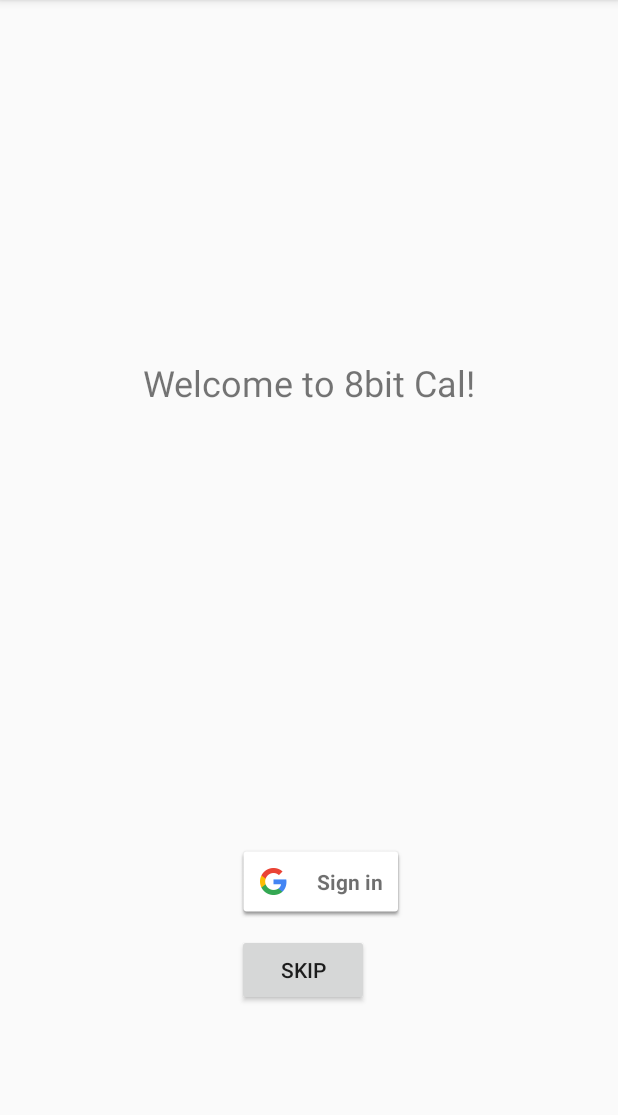
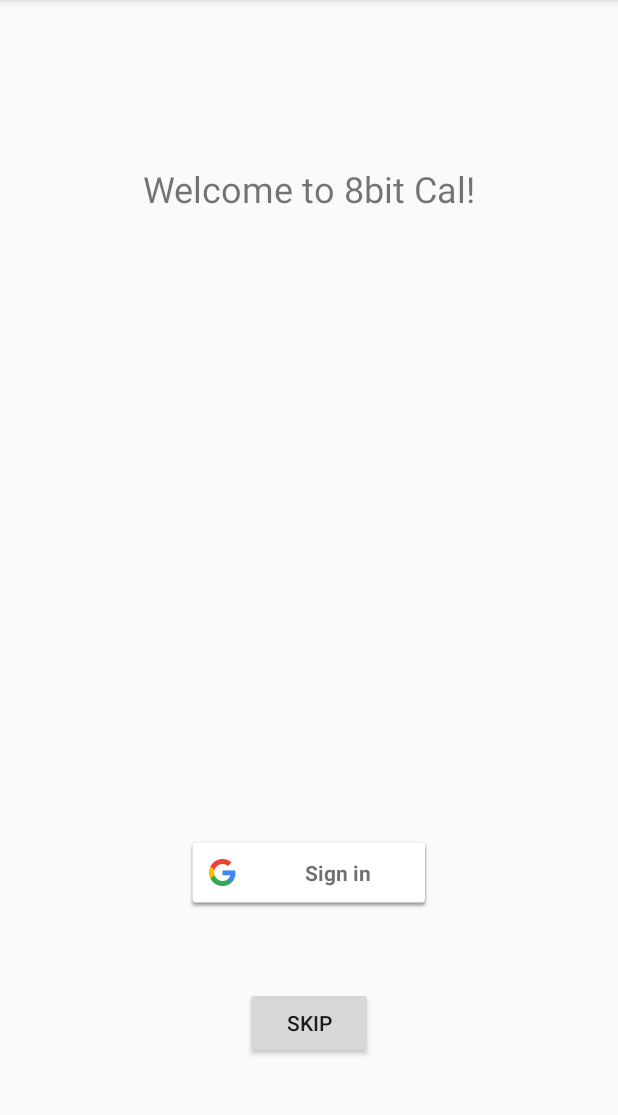
Before and after one commit to jkuan1/Dubhacks-2019, an Android app: the screen it shows after launch (LoginActivity), on a phone screen of 412 x 824 dp, the part 84-1199 px from its top. Run offline under Robolectric (Android 15) with nearby library versions, the light colour scheme and no system bars.

Commit message:
9:47 am Goal Screen Modified for Individual Goal. Added Confirm button also centered the Sign in button

```diff
--- a/app/src/main/AndroidManifest.xml
+++ b/app/src/main/AndroidManifest.xml
@@ -46,7 +46,7 @@
 
 /*        <activity
             android:name=".AddGoalActivity"
-            android:label="GoalScreen" />
+            android:label="Goals" />
 */
         <activity
             android:name=".SettingsActivity"
--- a/app/src/main/res/layout/login_screen.xml
+++ b/app/src/main/res/layout/login_screen.xml
@@ -9,8 +9,8 @@
         android:id="@+id/welcome_message"
         android:layout_width="match_parent"
         android:layout_height="34dp"
-        android:layout_alignParentBottom="true"
-        android:layout_marginBottom="495dp"
+        android:layout_alignParentTop="true"
+        android:layout_marginTop="109dp"
         android:text="Welcome to 8bit Cal!"
         android:textAlignment="center"
         android:textSize="24sp" />
@@ -19,19 +19,23 @@
         android:id="@+id/skip_button"
         android:layout_width="wrap_content"
         android:layout_height="wrap_content"
+        android:layout_alignParentStart="true"
         android:layout_alignParentEnd="true"
         android:layout_alignParentBottom="true"
-        android:layout_marginEnd="166dp"
-        android:layout_marginBottom="97dp"
+        android:layout_marginStart="163dp"
+        android:layout_marginEnd="163dp"
+        android:layout_marginBottom="62dp"
         android:text="Skip" />
 
     <com.google.android.gms.common.SignInButton
         android:id="@+id/sign_in_button"
         android:layout_width="wrap_content"
         android:layout_height="wrap_content"
-        android:layout_above="@+id/welcome_message"
+        android:layout_above="@+id/skip_button"
         android:layout_alignEnd="@+id/welcome_message"
-        android:layout_marginEnd="142dp"
-        android:layout_marginBottom="-373dp" />
+        android:layout_alignParentStart="true"
+        android:layout_marginStart="124dp"
+        android:layout_marginEnd="124dp"
+        android:layout_marginBottom="52dp" />
 
 </RelativeLayout>
```
Also changed, not shown: app/src/main/res/layout/goals_screen.xml (+19 -26 lines).
